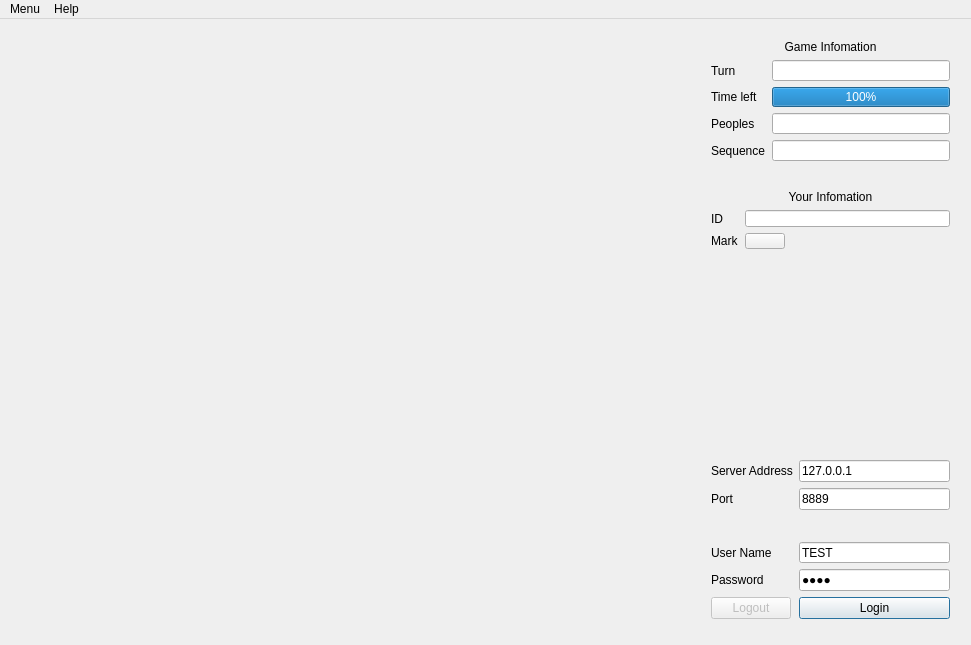
Before: the Qt Designer form Client.Qt/MainWindow.ui in HadesD/CaroOnline, drawn with Qt 5.
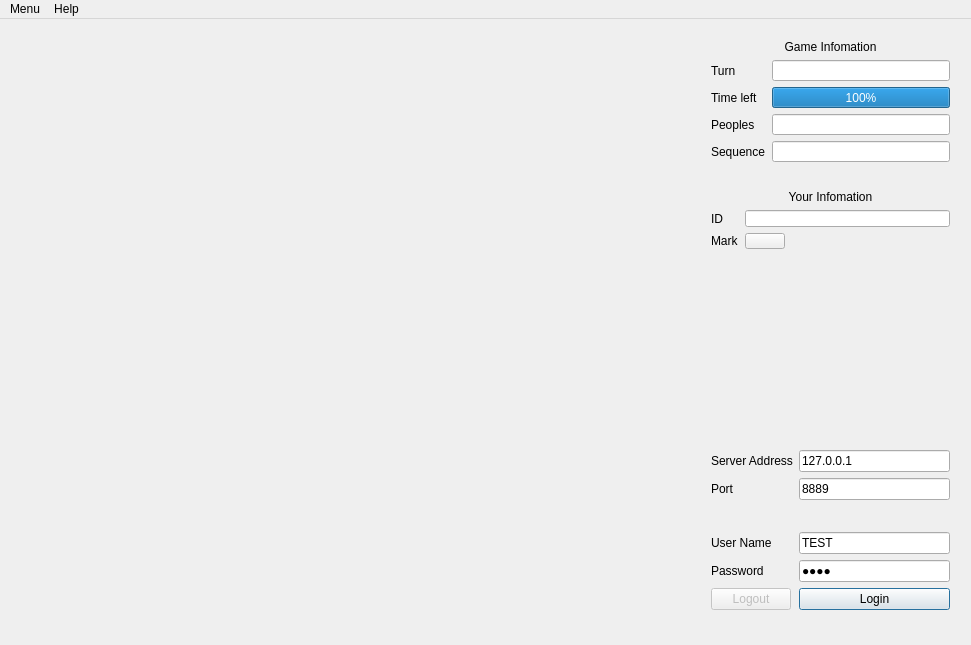
After: the same form once the commit is applied. Icons and pictures are not drawn.

Commit message: Set QSS for Qt Client

Patch:
```diff
--- a/Client.Qt/MainWindow.ui
+++ b/Client.Qt/MainWindow.ui
@@ -19,6 +19,1275 @@
   <property name="windowTitle">
    <string>CaroOnline</string>
   </property>
+  <property name="styleSheet">
+   <string notr="true">/*
+ * The MIT License (MIT)
+ *
+ * Copyright (c) &lt;2013-2014&gt; &lt;Colin Duquesnoy&gt;
+ *
+ * Permission is hereby granted, free of charge, to any person obtaining a copy
+ * of this software and associated documentation files (the &quot;Software&quot;), to deal
+ * in the Software without restriction, including without limitation the rights
+ * to use, copy, modify, merge, publish, distribute, sublicense, and/or sell
+ * copies of the Software, and to permit persons to whom the Software is
+ * furnished to do so, subject to the following conditions:
+
+ * The above copyright notice and this permission notice shall be included in
+ * all copies or substantial portions of the Software.
+
+ * THE SOFTWARE IS PROVIDED &quot;AS IS&quot;, WITHOUT WARRANTY OF ANY KIND, EXPRESS OR
+ * IMPLIED, INCLUDING BUT NOT LIMITED TO THE WARRANTIES OF MERCHANTABILITY,
+ * FITNESS FOR A PARTICULAR PURPOSE AND NONINFRINGEMENT. IN NO EVENT SHALL THE
+ * AUTHORS OR COPYRIGHT HOLDERS BE LIABLE FOR ANY CLAIM, DAMAGES OR OTHER
+ * LIABILITY, WHETHER IN AN ACTION OF CONTRACT, TORT OR OTHERWISE, ARISING FROM,
+ * OUT OF OR IN CONNECTION WITH THE SOFTWARE OR THE USE OR OTHER DEALINGS IN
+ * THE SOFTWARE.
+ */
+QToolTip
+{
+    border: 1px solid #76797C;
+    background-color: rgb(90, 102, 117);;
+    color: white;
+    padding: 5px;
+    opacity: 200;
+}
+
+QWidget
+{
+    color: #eff0f1;
+    background-color: #31363b;
+    selection-background-color:#3daee9;
+    selection-color: #eff0f1;
+    background-clip: border;
+    border-image: none;
+    border: 0px transparent black;
+    outline: 0;
+}
+
+QWidget:item:hover
+{
+    background-color: #18465d;
+    color: #eff0f1;
+}
+
+QWidget:item:selected
+{
+    background-color: #18465d;
+}
+
+QCheckBox
+{
+    spacing: 5px;
+    outline: none;
+    color: #eff0f1;
+    margin-bottom: 2px;
+}
+
+QCheckBox:disabled
+{
+    color: #76797C;
+}
+
+QCheckBox::indicator,
+QGroupBox::indicator
+{
+    width: 18px;
+    height: 18px;
+}
+QGroupBox::indicator
+{
+    margin-left: 2px;
+}
+
+QCheckBox::indicator:unchecked
+{
+    image: url(:/qss_icons/rc/checkbox_unchecked.png);
+}
+
+QCheckBox::indicator:unchecked:hover,
+QCheckBox::indicator:unchecked:focus,
+QCheckBox::indicator:unchecked:pressed,
+QGroupBox::indicator:unchecked:hover,
+QGroupBox::indicator:unchecked:focus,
+QGroupBox::indicator:unchecked:pressed
+{
+  border: none;
+    image: url(:/qss_icons/rc/checkbox_unchecked_focus.png);
+}
+
+QCheckBox::indicator:checked
+{
+    image: url(:/qss_icons/rc/checkbox_checked.png);
+}
+
+QCheckBox::indicator:checked:hover,
+QCheckBox::indicator:checked:focus,
+QCheckBox::indicator:checked:pressed,
+QGroupBox::indicator:checked:hover,
+QGroupBox::indicator:checked:focus,
+QGroupBox::indicator:checked:pressed
+{
+  border: none;
+    image: url(:/qss_icons/rc/checkbox_checked_focus.png);
+}
+
+
+QCheckBox::indicator:indeterminate
+{
+    image: url(:/qss_icons/rc/checkbox_indeterminate.png);
+}
+
+QCheckBox::indicator:indeterminate:focus,
+QCheckBox::indicator:indeterminate:hover,
+QCheckBox::indicator:indeterminate:pressed
+{
+    image: url(:/qss_icons/rc/checkbox_indeterminate_focus.png);
+}
+
+QCheckBox::indicator:checked:disabled,
+QGroupBox::indicator:checked:disabled
+{
+    image: url(:/qss_icons/rc/checkbox_checked_disabled.png);
+}
+
+QCheckBox::indicator:unchecked:disabled,
+QGroupBox::indicator:unchecked:disabled
+{
+    image: url(:/qss_icons/rc/checkbox_unchecked_disabled.png);
+}
+
+QRadioButton
+{
+    spacing: 5px;
+    outline: none;
+    color: #eff0f1;
+    margin-bottom: 2px;
+}
+
+QRadioButton:disabled
+{
+    color: #76797C;
+}
+QRadioButton::indicator
+{
+    width: 21px;
+    height: 21px;
+}
+
+QRadioButton::indicator:unchecked
+{
+    image: url(:/qss_icons/rc/radio_unchecked.png);
+}
+
+
+QRadioButton::indicator:unchecked:hover,
+QRadioButton::indicator:unchecked:focus,
+QRadioButton::indicator:unchecked:pressed
+{
+    border: none;
+    outline: none;
+    image: url(:/qss_icons/rc/radio_unchecked_focus.png);
+}
+
+QRadioButton::indicator:checked
+{
+    border: none;
+    outline: none;
+    image: url(:/qss_icons/rc/radio_checked.png);
+}
+
+QRadioButton::indicator:checked:hover,
+QRadioButton::indicator:checked:focus,
+QRadioButton::indicator:checked:pressed
+{
+    border: none;
+    outline: none;
+    image: url(:/qss_icons/rc/radio_checked_focus.png);
+}
+
+QRadioButton::indicator:checked:disabled
+{
+    outline: none;
+    image: url(:/qss_icons/rc/radio_checked_disabled.png);
+}
+
+QRadioButton::indicator:unchecked:disabled
+{
+    image: url(:/qss_icons/rc/radio_unchecked_disabled.png);
+}
+
+
+QMenuBar
+{
+    background-color: #31363b;
+    color: #eff0f1;
+}
+
+QMenuBar::item
+{
+    background: transparent;
+}
+
+QMenuBar::item:selected
+{
+    background: transparent;
+    border: 1px solid #76797C;
+}
+
+QMenuBar::item:pressed
+{
+    border: 1px solid #76797C;
+    background-color: #3daee9;
+    color: #eff0f1;
+    margin-bottom:-1px;
+    padding-bottom:1px;
+}
+
+QMenu
+{
+    border: 1px solid #76797C;
+    color: #eff0f1;
+    margin: 2px;
+}
+
+QMenu::icon
+{
+    margin: 5px;
+}
+
+QMenu::item
+{
+    padding: 5px 30px 5px 30px;
+    border: 1px solid transparent; /* reserve space for selection border */
+}
+
+QMenu::item:selected
+{
+    color: #eff0f1;
+}
+
+QMenu::separator {
+    height: 2px;
+    background: lightblue;
+    margin-left: 10px;
+    margin-right: 5px;
+}
+
+QMenu::indicator {
+    width: 18px;
+    height: 18px;
+}
+
+/* non-exclusive indicator = check box style indicator
+   (see QActionGroup::setExclusive) */
+QMenu::indicator:non-exclusive:unchecked {
+    image: url(:/qss_icons/rc/checkbox_unchecked.png);
+}
+
+QMenu::indicator:non-exclusive:unchecked:selected {
+    image: url(:/qss_icons/rc/checkbox_unchecked_disabled.png);
+}
+
+QMenu::indicator:non-exclusive:checked {
+    image: url(:/qss_icons/rc/checkbox_checked.png);
+}
+
+QMenu::indicator:non-exclusive:checked:selected {
+    image: url(:/qss_icons/rc/checkbox_checked_disabled.png);
+}
+
+/* exclusive indicator = radio button style indicator (see QActionGroup::setExclusive) */
+QMenu::indicator:exclusive:unchecked {
+    image: url(:/qss_icons/rc/radio_unchecked.png);
+}
+
+QMenu::indicator:exclusive:unchecked:selected {
+    image: url(:/qss_icons/rc/radio_unchecked_disabled.png);
+}
+
+QMenu::indicator:exclusive:checked {
+    image: url(:/qss_icons/rc/radio_checked.png);
+}
+
+QMenu::indicator:exclusive:checked:selected {
+    image: url(:/qss_icons/rc/radio_checked_disabled.png);
+}
+
+QMenu::right-arrow {
+    margin: 5px;
+    image: url(:/qss_icons/rc/right_arrow.png)
+}
+
+
+QWidget:disabled
+{
+    color: #454545;
+    background-color: #31363b;
+}
+
+QAbstractItemView
+{
+    alternate-background-color: #31363b;
+    color: #eff0f1;
+    border: 1px solid 3A3939;
+    border-radius: 2px;
+}
+
+QWidget:focus, QMenuBar:focus
+{
+    border: 1px solid #3daee9;
+}
+
+QTabWidget:focus, QCheckBox:focus, QRadioButton:focus, QSlider:focus
+{
+    border: none;
+}
+
+QLineEdit
+{
+    background-color: #232629;
+    padding: 5px;
+    border-style: solid;
+    border: 1px solid #76797C;
+    border-radius: 2px;
+    color: #eff0f1;
+}
+
+QAbstractItemView QLineEdit
+{
+    padding: 0;
+}
+
+QGroupBox {
+    border:1px solid #76797C;
+    border-radius: 2px;
+    margin-top: 20px;
+}
+
+QGroupBox::title {
+    subcontrol-origin: margin;
+    subcontrol-position: top center;
+    padding-left: 10px;
+    padding-right: 10px;
+    padding-top: 10px;
+}
+
+QAbstractScrollArea
+{
+    border-radius: 2px;
+    border: 1px solid #76797C;
+    background-color: transparent;
+}
+
+QScrollBar:horizontal
+{
+    height: 15px;
+    margin: 3px 15px 3px 15px;
+    border: 1px transparent #2A2929;
+    border-radius: 4px;
+    background-color: #2A2929;
+}
+
+QScrollBar::handle:horizontal
+{
+    background-color: #605F5F;
+    min-width: 5px;
+    border-radius: 4px;
+}
+
+QScrollBar::add-line:horizontal
+{
+    margin: 0px 3px 0px 3px;
+    border-image: url(:/qss_icons/rc/right_arrow_disabled.png);
+    width: 10px;
+    height: 10px;
+    subcontrol-position: right;
+    subcontrol-origin: margin;
+}
+
+QScrollBar::sub-line:horizontal
+{
+    margin: 0px 3px 0px 3px;
+    border-image: url(:/qss_icons/rc/left_arrow_disabled.png);
+    height: 10px;
+    width: 10px;
+    subcontrol-position: left;
+    subcontrol-origin: margin;
+}
+
+QScrollBar::add-line:horizontal:hover,QScrollBar::add-line:horizontal:on
+{
+    border-image: url(:/qss_icons/rc/right_arrow.png);
+    height: 10px;
+    width: 10px;
+    subcontrol-position: right;
+    subcontrol-origin: margin;
+}
+
+
+QScrollBar::sub-line:horizontal:hover, QScrollBar::sub-line:horizontal:on
+{
+    border-image: url(:/qss_icons/rc/left_arrow.png);
+    height: 10px;
+    width: 10px;
+    subcontrol-position: left;
+    subcontrol-origin: margin;
+}
+
+QScrollBar::up-arrow:horizontal, QScrollBar::down-arrow:horizontal
+{
+    background: none;
+}
+
+
+QScrollBar::add-page:horizontal, QScrollBar::sub-page:horizontal
+{
+    background: none;
+}
+
+QScrollBar:vertical
+{
+    background-color: #2A2929;
+    width: 15px;
+    margin: 15px 3px 15px 3px;
+    border: 1px transparent #2A2929;
+    border-radius: 4px;
+}
+
+QScrollBar::handle:vertical
+{
+    background-color: #605F5F;
+    min-height: 5px;
+    border-radius: 4px;
+}
+
+QScrollBar::sub-line:vertical
+{
+    margin: 3px 0px 3px 0px;
+    border-image: url(:/qss_icons/rc/up_arrow_disabled.png);
+    height: 10px;
+    width: 10px;
+    subcontrol-position: top;
+    subcontrol-origin: margin;
+}
+
+QScrollBar::add-line:vertical
+{
+    margin: 3px 0px 3px 0px;
+    border-image: url(:/qss_icons/rc/down_arrow_disabled.png);
+    height: 10px;
+    width: 10px;
+    subcontrol-position: bottom;
+    subcontrol-origin: margin;
+}
+
+QScrollBar::sub-line:vertical:hover,QScrollBar::sub-line:vertical:on
+{
+
+    border-image: url(:/qss_icons/rc/up_arrow.png);
+    height: 10px;
+    width: 10px;
+    subcontrol-position: top;
+    subcontrol-origin: margin;
+}
+
+
+QScrollBar::add-line:vertical:hover, QScrollBar::add-line:vertical:on
+{
+    border-image: url(:/qss_icons/rc/down_arrow.png);
+    height: 10px;
+    width: 10px;
+    subcontrol-position: bottom;
+    subcontrol-origin: margin;
+}
+
+QScrollBar::up-arrow:vertical, QScrollBar::down-arrow:vertical
+{
+    background: none;
+}
+
+
+QScrollBar::add-page:vertical, QScrollBar::sub-page:vertical
+{
+    background: none;
+}
+
+QTextEdit
+{
+    background-color: #232629;
+    color: #eff0f1;
+    border: 1px solid #76797C;
+}
+
+QPlainTextEdit
+{
+    background-color: #232629;;
+    color: #eff0f1;
+    border-radius: 2px;
+    border: 1px solid #76797C;
+}
+
+QHeaderView::section
+{
+    background-color: #76797C;
+    color: #eff0f1;
+    padding: 5px;
+    border: 1px solid #76797C;
+}
+
+QSizeGrip {
+    image: url(:/qss_icons/rc/sizegrip.png);
+    width: 12px;
+    height: 12px;
+}
+
+
+QMainWindow::separator
+{
+    background-color: #31363b;
+    color: white;
+    padding-left: 4px;
+    spacing: 2px;
+    border: 1px dashed #76797C;
+}
+
+QMainWindow::separator:hover
+{
+
+    background-color: #787876;
+    color: white;
+    padding-left: 4px;
+    border: 1px solid #76797C;
+    spacing: 2px;
+}
+
+
+QMenu::separator
+{
+    height: 1px;
+    background-color: #76797C;
+    color: white;
+    padding-left: 4px;
+    margin-left: 10px;
+    margin-right: 5px;
+}
+
+
+QFrame
+{
+    border-radius: 2px;
+    border: 1px solid #76797C;
+}
+
+QFrame[frameShape=&quot;0&quot;]
+{
+    border-radius: 2px;
+    border: 1px transparent #76797C;
+}
+
+QStackedWidget
+{
+    border: 1px transparent black;
+}
+
+QToolBar {
+    border: 1px transparent #393838;
+    background: 1px solid #31363b;
+    font-weight: bold;
+}
+
+QToolBar::handle:horizontal {
+    image: url(:/qss_icons/rc/Hmovetoolbar.png);
+}
+QToolBar::handle:vertical {
+    image: url(:/qss_icons/rc/Vmovetoolbar.png);
+}
+QToolBar::separator:horizontal {
+    image: url(:/qss_icons/rc/Hsepartoolbar.png);
+}
+QToolBar::separator:vertical {
+    image: url(:/qss_icons/rc/Vsepartoolbar.png);
+}
+QToolButton#qt_toolbar_ext_button {
+    background: #58595a
+}
+
+QPushButton
+{
+    color: #eff0f1;
+    background-color: #31363b;
+    border-width: 1px;
+    border-color: #76797C;
+    border-style: solid;
+    padding: 5px;
+    border-radius: 2px;
+    outline: none;
+}
+
+QPushButton:disabled
+{
+    background-color: #31363b;
+    border-width: 1px;
+    border-color: #454545;
+    border-style: solid;
+    padding-top: 5px;
+    padding-bottom: 5px;
+    padding-left: 10px;
+    padding-right: 10px;
+    border-radius: 2px;
+    color: #454545;
+}
+
+QPushButton:focus {
+    background-color: #3daee9;
+    color: white;
+}
+
+QPushButton:pressed
+{
+    background-color: #3daee9;
+    padding-top: -15px;
+    padding-bottom: -17px;
+}
+
+QComboBox
+{
+    selection-background-color: #3daee9;
+    border-style: solid;
+    border: 1px solid #76797C;
+    border-radius: 2px;
+    padding: 5px;
+    min-width: 75px;
+}
+
+QPushButton:checked{
+    background-color: #76797C;
+    border-color: #6A6969;
+}
+
+QComboBox:hover,QPushButton:hover,QAbstractSpinBox:hover,QLineEdit:hover,QTextEdit:hover,QPlainTextEdit:hover,QAbstractView:hover,QTreeView:hover
+{
+    border: 1px solid #3daee9;
+    color: #eff0f1;
+}
+
+QComboBox:on
+{
+    padding-top: 3px;
+    padding-left: 4px;
+    selection-background-color: #4a4a4a;
+}
+
+QComboBox QAbstractItemView
+{
+    background-color: #232629;
+    border-radius: 2px;
+    border: 1px solid #76797C;
+    selection-background-color: #18465d;
+}
+
+QComboBox::drop-down
+{
+    subcontrol-origin: padding;
+    subcontrol-position: top right;
+    width: 15px;
+
+    border-left-width: 0px;
+    border-left-color: darkgray;
+    border-left-style: solid;
+    border-top-right-radius: 3px;
+    border-bottom-right-radius: 3px;
+}
+
+QComboBox::down-arrow
+{
+    image: url(:/qss_icons/rc/down_arrow_disabled.png);
+}
+
+QComboBox::down-arrow:on, QComboBox::down-arrow:hover,
+QComboBox::down-arrow:focus
+{
+    image: url(:/qss_icons/rc/down_arrow.png);
+}
+
+QAbstractSpinBox {
+    padding: 5px;
+    border: 1px solid #76797C;
+    background-color: #232629;
+    color: #eff0f1;
+    border-radius: 2px;
+    min-width: 75px;
+}
+
+QAbstractSpinBox:up-button
+{
+    background-color: transparent;
+    subcontrol-origin: border;
+    subcontrol-position: center right;
+}
+
+QAbstractSpinBox:down-button
+{
+    background-color: transparent;
+    subcontrol-origin: border;
+    subcontrol-position: center left;
+}
+
+QAbstractSpinBox::up-arrow,QAbstractSpinBox::up-arrow:disabled,QAbstractSpinBox::up-arrow:off {
+    image: url(:/qss_icons/rc/up_arrow_disabled.png);
+    width: 10px;
+    height: 10px;
+}
+QAbstractSpinBox::up-arrow:hover
+{
+    image: url(:/qss_icons/rc/up_arrow.png);
+}
+
+
+QAbstractSpinBox::down-arrow,QAbstractSpinBox::down-arrow:disabled,QAbstractSpinBox::down-arrow:off
+{
+    image: url(:/qss_icons/rc/down_arrow_disabled.png);
+    width: 10px;
+    height: 10px;
+}
+QAbstractSpinBox::down-arrow:hover
+{
+    image: url(:/qss_icons/rc/down_arrow.png);
+}
+
+
+QLabel
+{
+    border: 0px solid black;
+}
+
+QTabWidget{
+    border: 0px transparent black;
+}
+
+QTabWidget::pane {
+    border: 1px solid #76797C;
+    padding: 5px;
+    margin: 0px;
+}
+
+QTabWidget::tab-bar {
+    left: 5px; /* move to the right by 5px */
+}
+
+QTabBar
+{
+    qproperty-drawBase: 0;
+    border-radius: 3px;
+}
+
+QTabBar:focus
+{
+    border: 0px transparent black;
+}
+
+QTabBar::close-button  {
+    image: url(:/qss_icons/rc/close.png);
+    background: transparent;
+}
+
+QTabBar::close-button:hover
+{
+    image: url(:/qss_icons/rc/close-hover.png);
+    background: transparent;
+}
+
+QTabBar::close-button:pressed {
+    image: url(:/qss_icons/rc/close-pressed.png);
+    background: transparent;
+}
+
+/* TOP TABS */
+QTabBar::tab:top {
+    color: #eff0f1;
+    border: 1px solid #76797C;
+    border-bottom: 1px transparent black;
+    background-color: #31363b;
+    padding: 5px;
+    min-width: 50px;
+    border-top-left-radius: 2px;
+    border-top-right-radius: 2px;
+}
+
+QTabBar::tab:top:!selected
+{
+    color: #eff0f1;
+    background-color: #54575B;
+    border: 1px solid #76797C;
+    border-bottom: 1px transparent black;
+    border-top-left-radius: 2px;
+    border-top-right-radius: 2px;    
+}
+
+QTabBar::tab:top:!selected:hover {
+    background-color: #3daee9;
+}
+
+/* BOTTOM TABS */
+QTabBar::tab:bottom {
+    color: #eff0f1;
+    border: 1px solid #76797C;
+    border-top: 1px transparent black;
+    background-color: #31363b;
+    padding: 5px;
+    border-bottom-left-radius: 2px;
+    border-bottom-right-radius: 2px;
+    min-width: 50px;
+}
+
+QTabBar::tab:bottom:!selected
+{
+    color: #eff0f1;
+    background-color: #54575B;
+    border: 1px solid #76797C;
+    border-top: 1px transparent black;
+    border-bottom-left-radius: 2px;
+    border-bottom-right-radius: 2px;
+}
+
+QTabBar::tab:bottom:!selected:hover {
+    background-color: #3daee9;
+}
+
+/* LEFT TABS */
+QTabBar::tab:left {
+    color: #eff0f1;
+    border: 1px solid #76797C;
+    border-left: 1px transparent black;
+    background-color: #31363b;
+    padding: 5px;
+    border-top-right-radius: 2px;
+    border-bottom-right-radius: 2px;
+    min-height: 50px;
+}
+
+QTabBar::tab:left:!selected
+{
+    color: #eff0f1;
+    background-color: #54575B;
+    border: 1px solid #76797C;
+    border-left: 1px transparent black;
+    border-top-right-radius: 2px;
+    border-bottom-right-radius: 2px;
+}
+
+QTabBar::tab:left:!selected:hover {
+    background-color: #3daee9;
+}
+
+
+/* RIGHT TABS */
+QTabBar::tab:right {
+    color: #eff0f1;
+    border: 1px solid #76797C;
+    border-right: 1px transparent black;
+    background-color: #31363b;
+    padding: 5px;
+    border-top-left-radius: 2px;
+    border-bottom-left-radius: 2px;
+    min-height: 50px;
+}
+
+QTabBar::tab:right:!selected
+{
+    color: #eff0f1;
+    background-color: #54575B;
+    border: 1px solid #76797C;
+    border-right: 1px transparent black;
+    border-top-left-radius: 2px;
+    border-bottom-left-radius: 2px;
+}
+
+QTabBar::tab:right:!selected:hover {
+    background-color: #3daee9;
+}
+
+QTabBar QToolButton::right-arrow:enabled {
+     image: url(:/qss_icons/rc/right_arrow.png);
+ }
+
+ QTabBar QToolButton::left-arrow:enabled {
+     image: url(:/qss_icons/rc/left_arrow.png);
+ }
+
+QTabBar QToolButton::right-arrow:disabled {
+     image: url(:/qss_icons/rc/right_arrow_disabled.png);
+ }
+
+ QTabBar QToolButton::left-arrow:disabled {
+     image: url(:/qss_icons/rc/left_arrow_disabled.png);
+ }
+
+
+QDockWidget {
+    background: #31363b;
+    border: 1px solid #403F3F;
+    titlebar-close-icon: url(:/qss_icons/rc/close.png);
+    titlebar-normal-icon: url(:/qss_icons/rc/undock.png);
+}
+
+QDockWidget::close-button, QDockWidget::float-button {
+    border: 1px solid transparent;
+    border-radius: 2px;
+    background: transparent;
+}
+
+QDockWidget::close-button:hover, QDockWidget::float-button:hover {
+    background: rgba(255, 255, 255, 10);
+}
+
+QDockWidget::close-button:pressed, QDockWidget::float-button:pressed {
+    padding: 1px -1px -1px 1px;
+    background: rgba(255, 255, 255, 10);
+}
+
+QTreeView, QListView
+{
+    border: 1px solid #76797C;
+    background-color: #232629;
+}
+
+QTreeView:branch:selected, QTreeView:branch:hover
+{
+    background: url(:/qss_icons/rc/transparent.png);
+}
+
+QTreeView::branch:has-siblings:!adjoins-item {
+    border-image: url(:/qss_icons/rc/transparent.png);
+}
+
+QTreeView::branch:has-siblings:adjoins-item {
+    border-image: url(:/qss_icons/rc/transparent.png);
+}
+
+QTreeView::branch:!has-children:!has-siblings:adjoins-item {
+    border-image: url(:/qss_icons/rc/transparent.png);
+}
+
+QTreeView::branch:has-children:!has-siblings:closed,
+QTreeView::branch:closed:has-children:has-siblings {
+    image: url(:/qss_icons/rc/branch_closed.png);
+}
+
+QTreeView::branch:open:has-children:!has-siblings,
+QTreeView::branch:open:has-children:has-siblings  {
+    image: url(:/qss_icons/rc/branch_open.png);
+}
+
+QTreeView::branch:has-children:!has-siblings:closed:hover,
+QTreeView::branch:closed:has-children:has-siblings:hover {
+    image: url(:/qss_icons/rc/branch_closed-on.png);
+    }
+
+QTreeView::branch:open:has-children:!has-siblings:hover,
+QTreeView::branch:open:has-children:has-siblings:hover  {
+    image: url(:/qss_icons/rc/branch_open-on.png);
+    }
+
+QListView::item:!selected:hover, QTreeView::item:!selected:hover  {
+    background: #18465d;
+    outline: 0;
+    color: #eff0f1
+}
+
+QListView::item:selected:hover, QTreeView::item:selected:hover  {
+    background: #287399;
+    color: #eff0f1;
+}
+
+QSlider::groove:horizontal {
+    border: 1px solid #565a5e;
+    height: 4px;
+    background: #565a5e;
+    margin: 0px;
+    border-radius: 2px;
+}
+
+QSlider::handle:horizontal {
+    background: #232629;
+    border: 1px solid #565a5e;
+    width: 16px;
+    height: 16px;
+    margin: -8px 0;
+    border-radius: 9px;
+}
+
+QSlider::groove:vertical {
+    border: 1px solid #565a5e;
+    width: 4px;
+    background: #565a5e;
+    margin: 0px;
+    border-radius: 3px;
+}
+
+QSlider::handle:vertical {
+    background: #232629;
+    border: 1px solid #565a5e;
+    width: 16px;
+    height: 16px;
+    margin: 0 -8px;
+    border-radius: 9px;
+}
+
+QToolButton {
+    background-color: transparent;
+    border: 1px transparent #76797C;
+    border-radius: 2px;
+    margin: 3px;
+    padding: 5px;
+}
+
+QToolButton[popupMode=&quot;1&quot;] { /* only for MenuButtonPopup */
+ padding-right: 20px; /* make way for the popup button */
+ border: 1px #76797C;
+ border-radius: 5px;
+}
+
+QToolButton[popupMode=&quot;2&quot;] { /* only for InstantPopup */
+ padding-right: 10px; /* make way for the popup button */
+ border: 1px #76797C;
+}
+
+
+QToolButton:hover, QToolButton::menu-button:hover {
+    background-color: transparent;
+    border: 1px solid #3daee9;
+    padding: 5px;
+}
+
+QToolButton:checked, QToolButton:pressed,
+        QToolButton::menu-button:pressed {
+    background-color: #3daee9;
+    border: 1px solid #3daee9;
+    padding: 5px;
+}
+
+/* the subcontrol below is used only in the InstantPopup or DelayedPopup mode */
+QToolButton::menu-indicator {
+    image: url(:/qss_icons/rc/down_arrow.png);
+    top: -7px; left: -2px; /* shift it a bit */
+}
+
+/* the subcontrols below are used only in the MenuButtonPopup mode */
+QToolButton::menu-button {
+    border: 1px transparent #76797C;
+    border-top-right-radius: 6px;
+    border-bottom-right-radius: 6px;
+    /* 16px width + 4px for border = 20px allocated above */
+    width: 16px;
+    outline: none;
+}
+
+QToolButton::menu-arrow {
+    image: url(:/qss_icons/rc/down_arrow.png);
+}
+
+QToolButton::menu-arrow:open {
+    border: 1px solid #76797C;
+}
+
+QPushButton::menu-indicator  {
+    subcontrol-origin: padding;
+    subcontrol-position: bottom right;
+    left: 8px;
+}
+
+QTableView
+{
+    border: 1px solid #76797C;
+    gridline-color: #31363b;
+    background-color: #232629;
+}
+
+
+QTableView, QHeaderView
+{
+    border-radius: 0px;
+}
+
+QTableView::item:pressed, QListView::item:pressed, QTreeView::item:pressed  {
+    background: #18465d;
+    color: #eff0f1;
+}
+
+QTableView::item:selected:active, QTreeView::item:selected:active, QListView::item:selected:active  {
+    background: #287399;
+    color: #eff0f1;
+}
+
+
+QHeaderView
+{
+    background-color: #31363b;
+    border: 1px transparent;
+    border-radius: 0px;
+    margin: 0px;
+    padding: 0px;
+
+}
+
+QHeaderView::section  {
+    background-color: #31363b;
+    color: #eff0f1;
+    padding: 5px;
+    border: 1px solid #76797C;
+    border-radius: 0px;
+    text-align: center;
+}
+
+QHeaderView::section::vertical::first, QHeaderView::section::vertical::only-one
+{
+    border-top: 1px solid #76797C;
+}
+
+QHeaderView::section::vertical
+{
+    border-top: transparent;
+}
+
+QHeaderView::section::horizontal::first, QHeaderView::section::horizontal::only-one
+{
+    border-left: 1px solid #76797C;
+}
+
+QHeaderView::section::horizontal
+{
+    border-left: transparent;
+}
+
+
+QHeaderView::section:checked
+ {
+    color: white;
+    background-color: #334e5e;
+ }
+
+ /* style the sort indicator */
+QHeaderView::down-arrow {
+    image: url(:/qss_icons/rc/down_arrow.png);
+}
+
+QHeaderView::up-arrow {
+    image: url(:/qss_icons/rc/up_arrow.png);
+}
+
+
+QTableCornerButton::section {
+    background-color: #31363b;
+    border: 1px transparent #76797C;
+    border-radius: 0px;
+}
+
+QToolBox  {
+    padding: 5px;
+    border: 1px transparent black;
+}
+
+QToolBox::tab {
+    color: #eff0f1;
+    background-color: #31363b;
+    border: 1px solid #76797C;
+    border-bottom: 1px transparent #31363b;
+    border-top-left-radius: 5px;
+    border-top-right-radius: 5px;
+}
+
+QToolBox::tab:selected { /* italicize selected tabs */
+    font: italic;
+    background-color: #31363b;
+    border-color: #3daee9;
+ }
+
+QStatusBar::item {
+    border: 0px transparent dark;
+ }
+
+
+QFrame[height=&quot;3&quot;], QFrame[width=&quot;3&quot;] {
+    background-color: #76797C;
+}
+
+
+QSplitter::handle {
+    border: 1px dashed #76797C;
+}
+
+QSplitter::handle:hover {
+    background-color: #787876;
+    border: 1px solid #76797C;
+}
+
+QSplitter::handle:horizontal {
+    width: 1px;
+}
+
+QSplitter::handle:vertical {
+    height: 1px;
+}
+
+QProgressBar {
+    border: 1px solid #76797C;
+    border-radius: 5px;
+    text-align: center;
+}
+
+QProgressBar::chunk {
+    background-color: #05B8CC;
+}
+
+QDateEdit
+{
+    selection-background-color: #3daee9;
+    border-style: solid;
+    border: 1px solid #3375A3;
+    border-radius: 2px;
+    padding: 1px;
+    min-width: 75px;
+}
+
+QDateEdit:on
+{
+    padding-top: 3px;
+    padding-left: 4px;
+    selection-background-color: #4a4a4a;
+}
+
+QDateEdit QAbstractItemView
+{
+    background-color: #232629;
+    border-radius: 2px;
+    border: 1px solid #3375A3;
+    selection-background-color: #3daee9;
+}
+
+QDateEdit::drop-down
+{
+    subcontrol-origin: padding;
+    subcontrol-position: top right;
+    width: 15px;
+    border-left-width: 0px;
+    border-left-color: darkgray;
+    border-left-style: solid;
+    border-top-right-radius: 3px;
+    border-bottom-right-radius: 3px;
+}
+
+QDateEdit::down-arrow
+{
+    image: url(:/qss_icons/rc/down_arrow_disabled.png);
+}
+
+QDateEdit::down-arrow:on, QDateEdit::down-arrow:hover,
+QDateEdit::down-arrow:focus
+{
+    image: url(:/qss_icons/rc/down_arrow.png);
+}</string>
+  </property>
   <property name="toolButtonStyle">
    <enum>Qt::ToolButtonFollowStyle</enum>
   </property>
@@ -38,9 +1307,9 @@
     <property name="geometry">
      <rect>
       <x>700</x>
-      <y>430</y>
+      <y>420</y>
       <width>261</width>
-      <height>181</height>
+      <height>194</height>
      </rect>
     </property>
     <layout class="QFormLayout" name="loginFormLayout">
@@ -180,7 +1449,7 @@
       <x>700</x>
       <y>10</y>
       <width>261</width>
-      <height>143</height>
+      <height>144</height>
      </rect>
     </property>
     <layout class="QFormLayout" name="gameStatusLayout">
```
Left out of the diff: 100 changed lines with no effect on the pictures. The commit also changes 2 other files.
